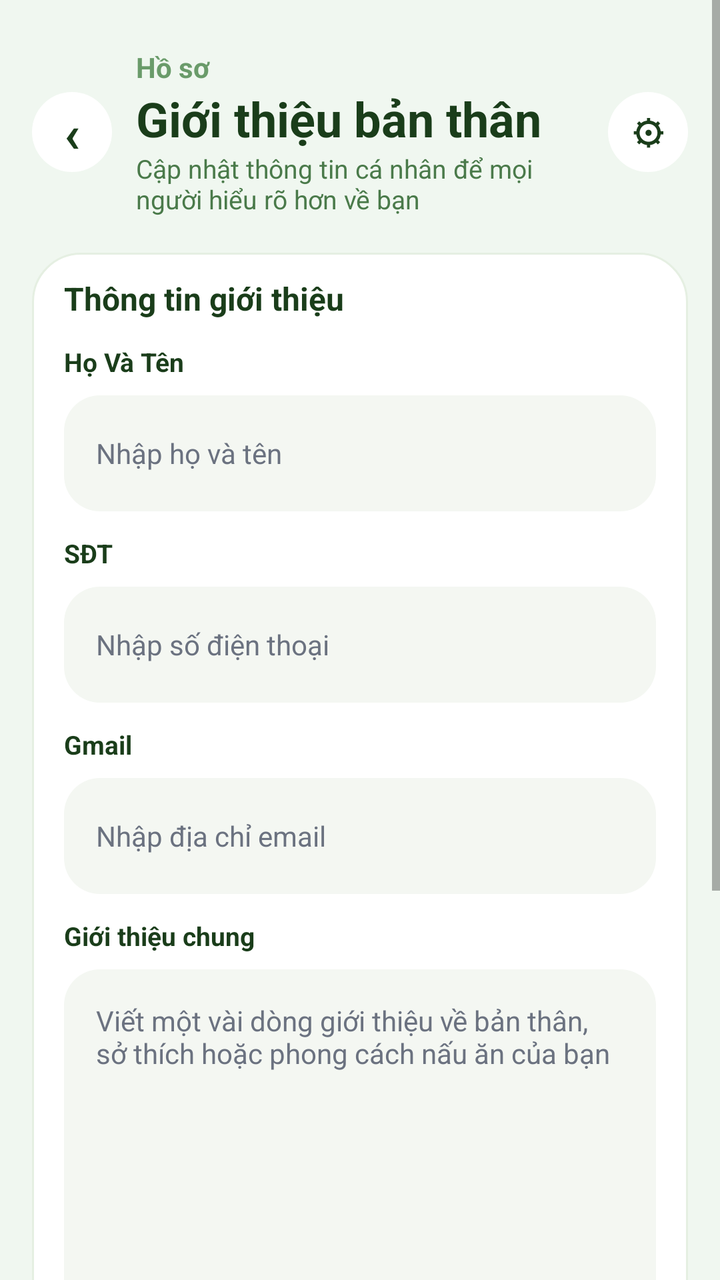
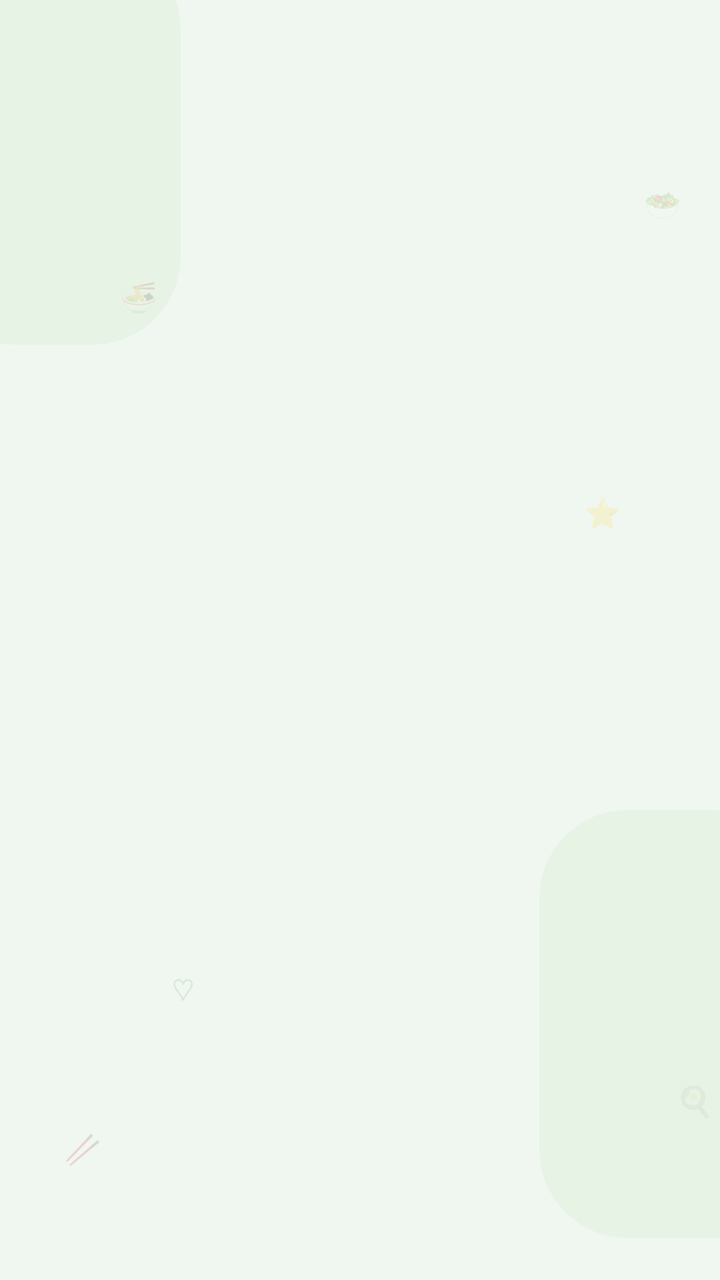

Compare the two renders of this Android layout. The source of the first and the diff that turns it into the second are given below.
<!-- AndroidManifest.xml: application theme AppTheme -->
<!-- res/layout/activity_frame_26_bio.xml -->
<?xml version="1.0" encoding="utf-8"?>
<ScrollView xmlns:android="http://schemas.android.com/apk/res/android"
    android:layout_width="match_parent"
    android:layout_height="match_parent"
    android:background="@color/panda_bg"
    android:fillViewport="true">

    <LinearLayout
        android:id="@id/screen_content"
        android:layout_width="match_parent"
        android:layout_height="wrap_content"
        android:orientation="vertical"
        android:paddingStart="16dp"
        android:paddingTop="24dp"
        android:paddingEnd="16dp"
        android:paddingBottom="24dp">

        <LinearLayout
            android:layout_width="match_parent"
            android:layout_height="wrap_content"
            android:gravity="center_vertical"
            android:orientation="horizontal"
            android:paddingBottom="10dp">

            <TextView
                android:layout_width="40dp"
                android:layout_height="40dp"
                android:background="@drawable/bg_circle_white"
                android:gravity="center"
                android:text="‹"
                android:textColor="@color/panda_green_dark"
                android:textSize="26sp"
                android:textStyle="bold" />

            <LinearLayout
                android:layout_width="0dp"
                android:layout_height="wrap_content"
                android:layout_marginStart="12dp"
                android:layout_marginEnd="12dp"
                android:layout_weight="1"
                android:orientation="vertical">

                <TextView
                    android:layout_width="match_parent"
                    android:layout_height="wrap_content"
                    android:text="Hồ sơ"
                    android:textColor="@color/panda_green_light_text"
                    android:textSize="14sp"
                    android:textStyle="bold" />

                <TextView
                    android:layout_width="match_parent"
                    android:layout_height="wrap_content"
                    android:text="Giới thiệu bản thân"
                    android:textColor="@color/panda_green_dark"
                    android:textSize="24sp"
                    android:textStyle="bold" />

                <TextView
                    android:layout_width="match_parent"
                    android:layout_height="wrap_content"
                    android:text="Cập nhật thông tin cá nhân để mọi người hiểu rõ hơn về bạn"
                    android:textColor="@color/panda_green_mid"
                    android:textSize="13sp" />
            </LinearLayout>

            <TextView
                android:layout_width="40dp"
                android:layout_height="40dp"
                android:background="@drawable/bg_circle_white"
                android:gravity="center"
                android:text="⚙"
                android:textColor="@color/panda_green_dark"
                android:textSize="17sp"
                android:textStyle="bold" />
        </LinearLayout>

        <LinearLayout
            android:layout_width="match_parent"
            android:layout_height="wrap_content"
            android:layout_marginTop="8dp"
            android:layout_marginBottom="6dp"
            android:background="@drawable/bg_figma_card"
            android:orientation="vertical"
            android:paddingStart="16dp"
            android:paddingTop="12dp"
            android:paddingEnd="16dp"
            android:paddingBottom="12dp">

            <TextView
                android:layout_width="match_parent"
                android:layout_height="wrap_content"
                android:text="Thông tin giới thiệu"
                android:textColor="@color/panda_green_dark"
                android:textSize="16sp"
                android:textStyle="bold" />

            <TextView
                android:layout_width="match_parent"
                android:layout_height="wrap_content"
                android:layout_marginTop="12dp"
                android:layout_marginBottom="8dp"
                android:text="Họ Và Tên"
                android:textColor="@color/panda_green_dark"
                android:textSize="13sp"
                android:textStyle="bold" />

            <TextView
                android:layout_width="match_parent"
                android:layout_height="58dp"
                android:background="@drawable/bg_figma_input"
                android:gravity="center_vertical"
                android:paddingStart="16dp"
                android:paddingEnd="16dp"
                android:text="Nhập họ và tên"
                android:textColor="@color/panda_gray"
                android:textSize="14sp" />

            <TextView
                android:layout_width="match_parent"
                android:layout_height="wrap_content"
                android:layout_marginTop="12dp"
                android:layout_marginBottom="8dp"
                android:text="SĐT"
                android:textColor="@color/panda_green_dark"
                android:textSize="13sp"
                android:textStyle="bold" />

            <TextView
                android:layout_width="match_parent"
                android:layout_height="58dp"
                android:background="@drawable/bg_figma_input"
                android:gravity="center_vertical"
                android:paddingStart="16dp"
                android:paddingEnd="16dp"
                android:text="Nhập số điện thoại"
                android:textColor="@color/panda_gray"
                android:textSize="14sp" />

            <TextView
                android:layout_width="match_parent"
                android:layout_height="wrap_content"
                android:layout_marginTop="12dp"
                android:layout_marginBottom="8dp"
                android:text="Gmail"
                android:textColor="@color/panda_green_dark"
                android:textSize="13sp"
                android:textStyle="bold" />

            <TextView
                android:layout_width="match_parent"
                android:layout_height="58dp"
                android:background="@drawable/bg_figma_input"
                android:gravity="center_vertical"
                android:paddingStart="16dp"
                android:paddingEnd="16dp"
                android:text="Nhập địa chỉ email"
                android:textColor="@color/panda_gray"
                android:textSize="14sp" />

            <TextView
                android:layout_width="match_parent"
                android:layout_height="wrap_content"
                android:layout_marginTop="12dp"
                android:layout_marginBottom="8dp"
                android:text="Giới thiệu chung"
                android:textColor="@color/panda_green_dark"
                android:textSize="13sp"
                android:textStyle="bold" />

            <TextView
                android:layout_width="match_parent"
                android:layout_height="333dp"
                android:background="@drawable/bg_figma_input"
                android:gravity="top"
                android:paddingStart="16dp"
                android:paddingTop="16dp"
                android:paddingEnd="16dp"
                android:text="Viết một vài dòng giới thiệu về bản thân, sở thích hoặc phong cách nấu ăn của bạn"
                android:textColor="@color/panda_gray"
                android:textSize="14sp" />

            <TextView
                android:layout_width="match_parent"
                android:layout_height="48dp"
                android:layout_marginTop="12dp"
                android:background="@drawable/bg_figma_green_button"
                android:gravity="center"
                android:text="Cập nhật"
                android:textColor="@android:color/white"
                android:textSize="15sp"
                android:textStyle="bold" />
        </LinearLayout>
    </LinearLayout>
</ScrollView>
<!-- resources referenced by this layout -->
<resources>
  <color name="panda_bg">#F0F7F0</color>
  <color name="panda_gray">#6B7280</color>
  <color name="panda_green_dark">#1A3D1A</color>
  <color name="panda_green_light_text">#6A9B6A</color>
  <color name="panda_green_mid">#4A7A4A</color>
  <!-- drawable bg_circle_white (drawable) -->
  <?xml version="1.0" encoding="utf-8"?>
  <shape xmlns:android="http://schemas.android.com/apk/res/android"
      android:shape="oval">
      <solid android:color="@color/panda_card" />
  </shape>
  <!-- drawable bg_figma_card (drawable) -->
  <?xml version="1.0" encoding="utf-8"?>
  <shape xmlns:android="http://schemas.android.com/apk/res/android"
      android:shape="rectangle">
      <solid android:color="@color/panda_card" />
      <stroke
          android:width="1dp"
          android:color="@color/panda_border" />
      <corners android:radius="24dp" />
  </shape>
  <!-- drawable bg_figma_green_button (drawable) -->
  <?xml version="1.0" encoding="utf-8"?>
  <shape xmlns:android="http://schemas.android.com/apk/res/android"
      android:shape="rectangle">
      <solid android:color="@color/panda_green" />
      <corners android:radius="18dp" />
  </shape>
  <!-- drawable bg_figma_input (drawable) -->
  <?xml version="1.0" encoding="utf-8"?>
  <shape xmlns:android="http://schemas.android.com/apk/res/android"
      android:shape="rectangle">
      <solid android:color="@color/panda_input" />
      <corners android:radius="18dp" />
  </shape>
  <style name="AppTheme" parent="@android:style/Theme.Material.Light.NoActionBar">
          <item name="android:fontFamily">sans-serif</item>
          <item name="android:windowLightStatusBar">true</item>
          <item name="android:statusBarColor">@color/panda_bg</item>
          <item name="android:navigationBarColor">@color/panda_bg</item>
          <item name="android:colorAccent">@color/panda_green</item>
      </style>
  <color name="panda_card">#FFFFFF</color>
  <color name="panda_border">#E5EFE2</color>
  <color name="panda_green">#2D6A2D</color>
  <color name="panda_input">#F4F7F2</color>
</resources>

<!-- the commit's change to res/layout/activity_frame_26_bio.xml (unified diff, before → after) -->
@@ -1,195 +1,101 @@
 <?xml version="1.0" encoding="utf-8"?>
-<ScrollView xmlns:android="http://schemas.android.com/apk/res/android"
+<FrameLayout xmlns:android="http://schemas.android.com/apk/res/android"
     android:layout_width="match_parent"
     android:layout_height="match_parent"
-    android:background="@color/panda_bg"
-    android:fillViewport="true">
+    android:background="@color/panda_bg">
 
-    <LinearLayout
-        android:id="@id/screen_content"
+    <View
+        android:layout_width="126dp"
+        android:layout_height="202dp"
+        android:layout_marginStart="-36dp"
+        android:layout_marginTop="-30dp"
+        android:alpha="0.7"
+        android:background="@drawable/bg_figma_deco" />
+
+    <TextView
+        android:layout_width="wrap_content"
+        android:layout_height="wrap_content"
+        android:layout_marginStart="60dp"
+        android:layout_marginTop="138dp"
+        android:alpha="0.16"
+        android:text="🍜"
+        android:textColor="@color/panda_green_light_text"
+        android:textSize="15sp" />
+
+    <TextView
+        android:layout_width="wrap_content"
+        android:layout_height="wrap_content"
+        android:layout_marginStart="322dp"
+        android:layout_marginTop="92dp"
+        android:alpha="0.16"
+        android:text="🥗"
+        android:textColor="@color/panda_green_light_text"
+        android:textSize="15sp" />
+
+    <TextView
+        android:layout_width="wrap_content"
+        android:layout_height="wrap_content"
+        android:layout_marginStart="292dp"
+        android:layout_marginTop="246dp"
+        android:alpha="0.16"
+        android:text="⭐"
+        android:textColor="@color/panda_green_light_text"
+        android:textSize="15sp" />
+
+    <TextView
+        android:layout_width="wrap_content"
+        android:layout_height="wrap_content"
+        android:layout_marginStart="338dp"
+        android:layout_marginTop="540dp"
+        android:alpha="0.16"
+        android:text="🍳"
+        android:textColor="@color/panda_green_light_text"
+        android:textSize="15sp" />
+
+    <TextView
+        android:layout_width="wrap_content"
+        android:layout_height="wrap_content"
+        android:layout_marginStart="32dp"
+        android:layout_marginTop="564dp"
+        android:alpha="0.16"
+        android:text="🥢"
+        android:textColor="@color/panda_green_light_text"
+        android:textSize="15sp" />
+
+    <View
+        android:layout_width="132dp"
+        android:layout_height="214dp"
+        android:layout_gravity="bottom|end"
+        android:layout_marginEnd="-42dp"
+        android:layout_marginBottom="21dp"
+        android:alpha="0.68"
+        android:background="@drawable/bg_figma_deco" />
+
+    <TextView
+        android:layout_width="wrap_content"
+        android:layout_height="wrap_content"
+        android:layout_gravity="bottom|start"
+        android:layout_marginStart="86dp"
+        android:layout_marginBottom="135dp"
+        android:alpha="0.16"
+        android:text="♡"
+        android:textColor="@color/panda_green_light_text"
+        android:textSize="15sp" />
+
+    <ScrollView
         android:layout_width="match_parent"
-        android:layout_height="wrap_content"
-        android:orientation="vertical"
-        android:paddingStart="16dp"
-        android:paddingTop="24dp"
-        android:paddingEnd="16dp"
-        android:paddingBottom="24dp">
+        android:layout_height="match_parent"
+        android:fillViewport="true"
+        android:overScrollMode="never">
 
         <LinearLayout
+            android:id="@id/screen_content"
             android:layout_width="match_parent"
             android:layout_height="wrap_content"
-            android:gravity="center_vertical"
-            android:orientation="horizontal"
-            android:paddingBottom="10dp">
-
-            <TextView
-                android:layout_width="40dp"
-                android:layout_height="40dp"
-                android:background="@drawable/bg_circle_white"
-                android:gravity="center"
-                android:text="‹"
-                android:textColor="@color/panda_green_dark"
-                android:textSize="26sp"
-                android:textStyle="bold" />
-
-            <LinearLayout
-                android:layout_width="0dp"
-                android:layout_height="wrap_content"
-                android:layout_marginStart="12dp"
-                android:layout_marginEnd="12dp"
-                android:layout_weight="1"
-                android:orientation="vertical">
-
-                <TextView
-                    android:layout_width="match_parent"
-                    android:layout_height="wrap_content"
-                    android:text="Hồ sơ"
-                    android:textColor="@color/panda_green_light_text"
-                    android:textSize="14sp"
-                    android:textStyle="bold" />
-
-                <TextView
-                    android:layout_width="match_parent"
-                    android:layout_height="wrap_content"
-                    android:text="Giới thiệu bản thân"
-                    android:textColor="@color/panda_green_dark"
-                    android:textSize="24sp"
-                    android:textStyle="bold" />
-
-                <TextView
-                    android:layout_width="match_parent"
-                    android:layout_height="wrap_content"
-                    android:text="Cập nhật thông tin cá nhân để mọi người hiểu rõ hơn về bạn"
-                    android:textColor="@color/panda_green_mid"
-                    android:textSize="13sp" />
-            </LinearLayout>
-
-            <TextView
-                android:layout_width="40dp"
-                android:layout_height="40dp"
-                android:background="@drawable/bg_circle_white"
-                android:gravity="center"
-                android:text="⚙"
-                android:textColor="@color/panda_green_dark"
-                android:textSize="17sp"
-                android:textStyle="bold" />
-        </LinearLayout>
-
-        <LinearLayout
-            android:layout_width="match_parent"
-            android:layout_height="wrap_content"
-            android:layout_marginTop="8dp"
-            android:layout_marginBottom="6dp"
-            android:background="@drawable/bg_figma_card"
             android:orientation="vertical"
             android:paddingStart="16dp"
-            android:paddingTop="12dp"
+            android:paddingTop="24dp"
             android:paddingEnd="16dp"
-            android:paddingBottom="12dp">
-
-            <TextView
-                android:layout_width="match_parent"
-                android:layout_height="wrap_content"
-                android:text="Thông tin giới thiệu"
-                android:textColor="@color/panda_green_dark"
-                android:textSize="16sp"
-                android:textStyle="bold" />
-
-            <TextView
-                android:layout_width="match_parent"
-                android:layout_height="wrap_content"
-                android:layout_marginTop="12dp"
-                android:layout_marginBottom="8dp"
-                android:text="Họ Và Tên"
-                android:textColor="@color/panda_green_dark"
-                android:textSize="13sp"
-                android:textStyle="bold" />
-
-            <TextView
-                android:layout_width="match_parent"
-                android:layout_height="58dp"
-                android:background="@drawable/bg_figma_input"
-                android:gravity="center_vertical"
-                android:paddingStart="16dp"
-                android:paddingEnd="16dp"
-                android:text="Nhập họ và tên"
-                android:textColor="@color/panda_gray"
-                android:textSize="14sp" />
-
-            <TextView
-                android:layout_width="match_parent"
-                android:layout_height="wrap_content"
-                android:layout_marginTop="12dp"
-                android:layout_marginBottom="8dp"
-                android:text="SĐT"
-                android:textColor="@color/panda_green_dark"
-                android:textSize="13sp"
-                android:textStyle="bold" />
-
-            <TextView
-                android:layout_width="match_parent"
-                android:layout_height="58dp"
-                android:background="@drawable/bg_figma_input"
-                android:gravity="center_vertical"
-                android:paddingStart="16dp"
-                android:paddingEnd="16dp"
-                android:text="Nhập số điện thoại"
-                android:textColor="@color/panda_gray"
-                android:textSize="14sp" />
-
-            <TextView
-                android:layout_width="match_parent"
-                android:layout_height="wrap_content"
-                android:layout_marginTop="12dp"
-                android:layout_marginBottom="8dp"
-                android:text="Gmail"
-                android:textColor="@color/panda_green_dark"
-                android:textSize="13sp"
-                android:textStyle="bold" />
-
-            <TextView
-                android:layout_width="match_parent"
-                android:layout_height="58dp"
-                android:background="@drawable/bg_figma_input"
-                android:gravity="center_vertical"
-                android:paddingStart="16dp"
-                android:paddingEnd="16dp"
-                android:text="Nhập địa chỉ email"
-                android:textColor="@color/panda_gray"
-                android:textSize="14sp" />
-
-            <TextView
-                android:layout_width="match_parent"
-                android:layout_height="wrap_content"
-                android:layout_marginTop="12dp"
-                android:layout_marginBottom="8dp"
-                android:text="Giới thiệu chung"
-                android:textColor="@color/panda_green_dark"
-                android:textSize="13sp"
-                android:textStyle="bold" />
-
-            <TextView
-                android:layout_width="match_parent"
-                android:layout_height="333dp"
-                android:background="@drawable/bg_figma_input"
-                android:gravity="top"
-                android:paddingStart="16dp"
-                android:paddingTop="16dp"
-                android:paddingEnd="16dp"
-                android:text="Viết một vài dòng giới thiệu về bản thân, sở thích hoặc phong cách nấu ăn của bạn"
-                android:textColor="@color/panda_gray"
-                android:textSize="14sp" />
-
-            <TextView
-                android:layout_width="match_parent"
-                android:layout_height="48dp"
-                android:layout_marginTop="12dp"
-                android:background="@drawable/bg_figma_green_button"
-                android:gravity="center"
-                android:text="Cập nhật"
-                android:textColor="@android:color/white"
-                android:textSize="15sp"
-                android:textStyle="bold" />
-        </LinearLayout>
-    </LinearLayout>
-</ScrollView>
+            android:paddingBottom="24dp" />
+    </ScrollView>
+</FrameLayout>
<!-- resource entries referenced after the edit -->
@@ -1,39 +1,13 @@
 <!-- resources referenced by this layout -->
 <resources>
   <color name="panda_bg">#F0F7F0</color>
-  <color name="panda_gray">#6B7280</color>
-  <color name="panda_green_dark">#1A3D1A</color>
   <color name="panda_green_light_text">#6A9B6A</color>
-  <color name="panda_green_mid">#4A7A4A</color>
-  <!-- drawable bg_circle_white (drawable) -->
-  <?xml version="1.0" encoding="utf-8"?>
-  <shape xmlns:android="http://schemas.android.com/apk/res/android"
-      android:shape="oval">
-      <solid android:color="@color/panda_card" />
-  </shape>
-  <!-- drawable bg_figma_card (drawable) -->
+  <!-- drawable bg_figma_deco (drawable) -->
   <?xml version="1.0" encoding="utf-8"?>
   <shape xmlns:android="http://schemas.android.com/apk/res/android"
       android:shape="rectangle">
-      <solid android:color="@color/panda_card" />
-      <stroke
-          android:width="1dp"
-          android:color="@color/panda_border" />
-      <corners android:radius="24dp" />
-  </shape>
-  <!-- drawable bg_figma_green_button (drawable) -->
-  <?xml version="1.0" encoding="utf-8"?>
-  <shape xmlns:android="http://schemas.android.com/apk/res/android"
-      android:shape="rectangle">
-      <solid android:color="@color/panda_green" />
-      <corners android:radius="18dp" />
-  </shape>
-  <!-- drawable bg_figma_input (drawable) -->
-  <?xml version="1.0" encoding="utf-8"?>
-  <shape xmlns:android="http://schemas.android.com/apk/res/android"
-      android:shape="rectangle">
-      <solid android:color="@color/panda_input" />
-      <corners android:radius="18dp" />
+      <solid android:color="@color/panda_mint" />
+      <corners android:radius="44dp" />
   </shape>
   <style name="AppTheme" parent="@android:style/Theme.Material.Light.NoActionBar">
           <item name="android:fontFamily">sans-serif</item>
@@ -42,9 +16,7 @@
           <item name="android:navigationBarColor">@color/panda_bg</item>
           <item name="android:colorAccent">@color/panda_green</item>
       </style>
-  <color name="panda_card">#FFFFFF</color>
-  <color name="panda_border">#E5EFE2</color>
+  <color name="panda_mint">#E4F2E1</color>
   <color name="panda_green">#2D6A2D</color>
-  <color name="panda_input">#F4F7F2</color>
 </resources>
 
